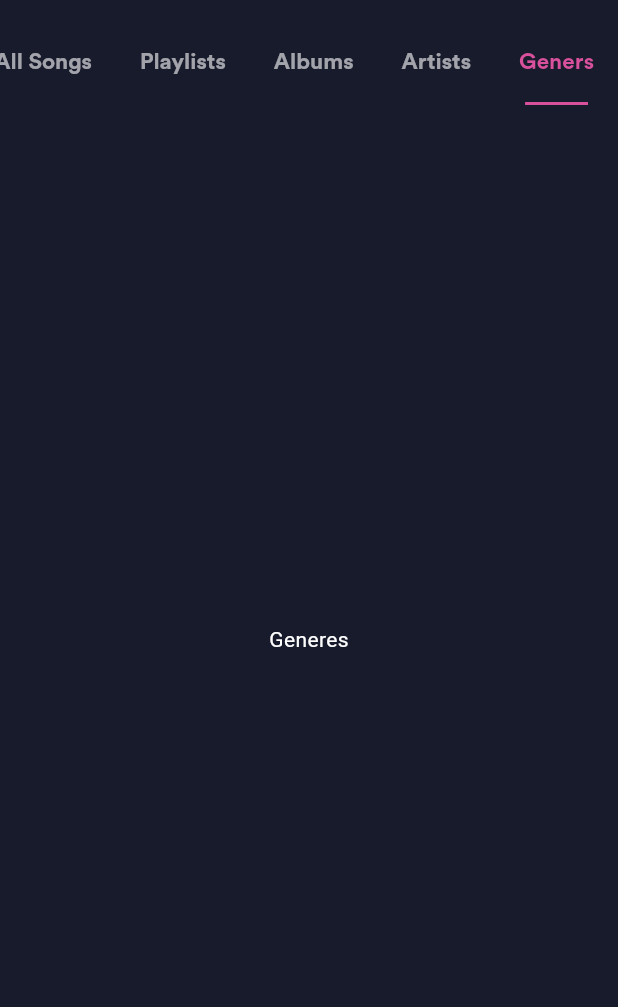
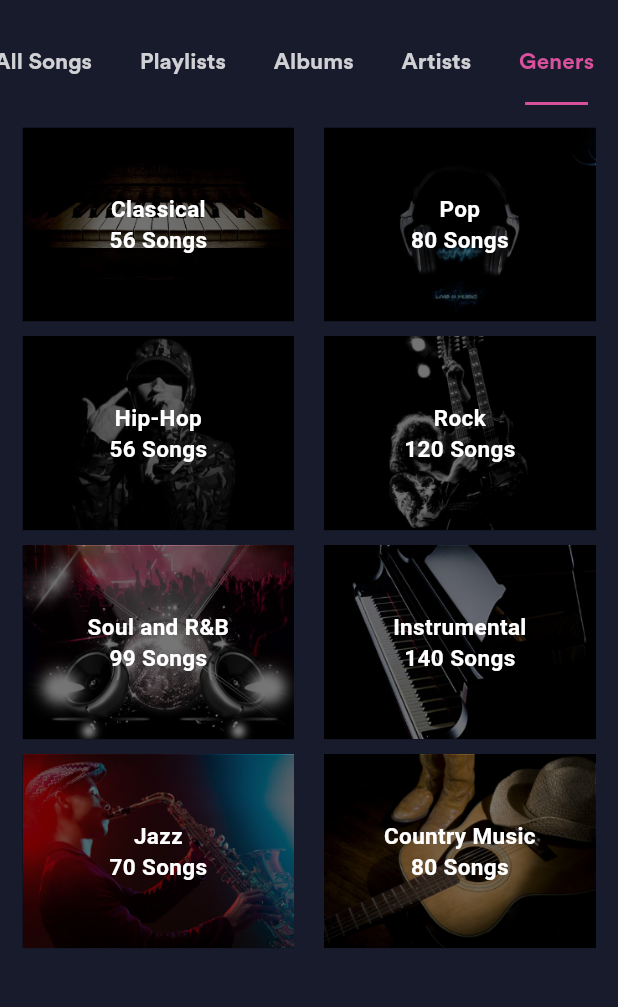
Before and after one commit to DipakSingh0/Music_Player, a Flutter app: the SongsView screen opened directly, tab 5 chosen, on a phone screen of 412 x 824 dp, the part 63-1070 px from its top. Run offline on Flutter 3.47's test engine with Material 3 defaults, Android fonts, the phone set to English and light mode, and no system bars; our stand-ins replace flutter_rating_bar, get, sleek_circular_slider.

Commit message:
added main_music_player

```diff
--- a/lib/common_widgets/album_cell.dart
+++ b/lib/common_widgets/album_cell.dart
@@ -113,6 +113,7 @@ class AlbumCell extends StatelessWidget {
                   ),
                 ),
 
+
               ],
             ),
             const SizedBox(height: 4),
--- /dev/null
+++ b/lib/common_widgets/genre_cell.dart
@@ -0,0 +1,45 @@
+import 'package:flutter/material.dart';
+import 'package:music_player/common/color_extension.dart';
+
+class GenreCell extends StatelessWidget {
+  final Map genObj;
+  final VoidCallback onPressed;
+
+  const GenreCell({super.key, required this.genObj, required this.onPressed});
+
+  @override
+  Widget build(BuildContext context) {
+    return Stack(
+      alignment: Alignment.center,
+      children: [
+        Image.asset(
+          genObj["image"],
+          width: double.maxFinite,
+          height: double.maxFinite,
+          fit: BoxFit.cover,
+        ),
+        Container(
+          color: Colors.black54,
+          width: double.maxFinite,
+          height: double.maxFinite,
+        ),
+        Column(
+          mainAxisSize: MainAxisSize.min,
+          crossAxisAlignment: CrossAxisAlignment.center,
+          children: [
+            Text(genObj["name"],
+                style: TextStyle(
+                    color: TColor.primaryText,
+                    fontSize: 15,
+                    fontWeight: FontWeight.w700)),
+            Text(genObj["songs"],
+                style: TextStyle(
+                    color: TColor.primaryText,
+                    fontSize: 15,
+                    fontWeight: FontWeight.w600)),
+          ],
+        ),
+      ],
+    );
+  }
+}
--- a/lib/view/songs/all_songs_view.dart
+++ b/lib/view/songs/all_songs_view.dart
@@ -1,8 +1,10 @@
 import 'package:flutter/material.dart';
+import 'package:get/get.dart';
 import 'package:get/get_core/src/get_main.dart';
 import 'package:get/get_instance/get_instance.dart';
 import 'package:get/get_state_manager/src/rx_flutter/rx_obx_widget.dart';
 import 'package:music_player/common_widgets/all_song_row.dart';
+import 'package:music_player/view/main_player/main_player_view.dart';
 import 'package:music_player/view_model/all_songs_view_model.dart';
 
 class AllSongsView extends StatefulWidget {
@@ -29,7 +31,9 @@ class _AllSongsViewState extends State<AllSongsView> {
               return AllSongsRow(
                 sObj: sObj,
                 onPressed: () {},
-            onPressedPlay: () {}
+            onPressedPlay: () {
+              Get.to(() => const MainPlayerView());
+            }
             );
         })
       )
--- /dev/null
+++ b/lib/view/songs/generes_view.dart
@@ -0,0 +1,42 @@
+import 'package:flutter/material.dart';
+import 'package:get/get.dart';
+import 'package:music_player/common_widgets/genre_cell.dart';
+import 'package:music_player/view_model/genres_view_model.dart';
+
+class GeneresView extends StatefulWidget {
+  const GeneresView({super.key});
+
+  @override
+  State<GeneresView> createState() => _GeneresViewState();
+}
+
+class _GeneresViewState extends State<GeneresView> {
+
+  final genVM = Get.put(GenresViewModel());
+  @override
+  Widget build(BuildContext context) {
+    return Scaffold(
+      body:  Obx(
+        () => GridView.builder(
+          padding: const EdgeInsets.all(15),
+          gridDelegate: SliverGridDelegateWithFixedCrossAxisCount(
+            crossAxisCount: 2,
+            crossAxisSpacing: 20,
+            mainAxisSpacing: 10,
+            childAspectRatio: 1.4,
+          ),
+          itemCount: genVM.allList.length,
+          itemBuilder: (context, index) {
+            var genObj = genVM.allList[index];
+            return  GenreCell(
+              genObj: genObj,
+              onPressed: () {  },
+
+            ) ;
+
+          },
+        ),
+      ),
+    );
+  }
+}
--- a/lib/view/songs/songs_view.dart
+++ b/lib/view/songs/songs_view.dart
@@ -5,6 +5,7 @@ import 'package:music_player/common/color_extension.dart';
 import 'package:music_player/view/songs/album_view.dart';
 import 'package:music_player/view/songs/all_songs_view.dart';
 import 'package:music_player/view/songs/artists_view.dart';
+import 'package:music_player/view/songs/generes_view.dart';
 import 'package:music_player/view/songs/playlists_view.dart';
 import 'package:music_player/view_model/splash_view_model.dart';
 
@@ -15,7 +16,8 @@ class SongsView extends StatefulWidget {
   State<SongsView> createState() => _SongsViewState();
 }
 
-class _SongsViewState extends State<SongsView> with SingleTickerProviderStateMixin{
+class _SongsViewState extends State<SongsView>
+    with SingleTickerProviderStateMixin {
   TabController? controller;
   int selectTab = 0;
 
@@ -73,19 +75,21 @@ class _SongsViewState extends State<SongsView> with SingleTickerProviderStateMix
         body: Column(
           children: [
             SizedBox(
-              height: kToolbarHeight ,
+              height: kToolbarHeight,
               child: TabBar(
                 isScrollable: true,
                 indicatorPadding: EdgeInsets.symmetric(horizontal: 20),
                 controller: controller,
                 indicatorColor: TColor.focus,
+                unselectedLabelColor: TColor.primaryText80,
                 labelStyle: TextStyle(
                   color: TColor.focus,
-                  fontSize: 15 ,
+                  fontSize: 15,
                   fontWeight: FontWeight.w700,
+                  // unselectedLabelColor: TColor.primaryText80,
                 ),
                 unselectedLabelStyle: TextStyle(
-                  color: TColor.primaryText60,
+                  color: TColor.primaryText80,
                   fontSize: 15,
                   fontWeight: FontWeight.w600,
                 ),
@@ -97,40 +101,31 @@ class _SongsViewState extends State<SongsView> with SingleTickerProviderStateMix
                   Tab(
                     text: "Playlists",
                     // height: 25,
-
                   ),
                   Tab(
                     text: "Albums",
                     // height: 25,
-
                   ),
                   Tab(
                     text: "Artists",
                     // height: 25,
-
                   ),
                   Tab(
                     text: "Geners",
                     // height: 25,
-
                   ),
                 ],
               ),
             ),
-
             Expanded(
-            child: TabBarView(
-              controller: controller,
-              children: const [
+              child: TabBarView(controller: controller, children: const [
                 AllSongsView(),
                 PlaylistsView(),
                 AlbumsView(),
                 ArtistsView(),
-                 Center(child: Text("Generes")),
+                GeneresView(),
               ]),
-
             )
-
           ],
         ));
   }
--- /dev/null
+++ b/lib/view_model/genres_view_model.dart
@@ -0,0 +1,47 @@
+import 'package:get/get.dart';
+
+class GenresViewModel extends GetxController {
+  final allList = [
+    {
+      "image": "assets/img/gen_1.png",
+      "name": "Classical",
+      "songs": "56 Songs"
+    },
+    {
+      "image": "assets/img/gen_2.png",
+      "name": "Pop",
+      "songs": "80 Songs"
+    },
+    {
+      "image": "assets/img/gen_3.png",
+      "name": "Hip-Hop",
+      "songs": "56 Songs"
+    },
+    {
+      "image": "assets/img/gen_4.png",
+      "name": "Rock",
+      "songs": "120 Songs"
+    },
+    {
+      "image": "assets/img/gen_5.png",
+      "name": "Soul and R&B",
+      "songs": "99 Songs"
+    },
+    {
+      "image": "assets/img/gen_6.png",
+      "name": "Instrumental",
+      "songs": "140 Songs"
+    },
+
+    {
+      "image": "assets/img/gen_7.png",
+      "name": "Jazz",
+      "songs": "70 Songs"
+    },
+    {
+      "image": "assets/img/gen_8.png",
+      "name": "Country Music",
+      "songs": "80 Songs"
+    }
+  ].obs;
+}
--- a/pubspec.yaml
+++ b/pubspec.yaml
@@ -14,6 +14,7 @@ dependencies:
   cupertino_icons: ^1.0.8
   get: ^4.7.2
   flutter_rating_bar: ^4.0.1
+  sleek_circular_slider: ^2.0.1
 
 dev_dependencies:
   flutter_test:
```
Also changed, not shown: lib/common_widgets/player_bottom_button.dart (added, +41 -0 lines), lib/view/main_player/main_player_view.dart (added, +310 -0 lines), pubspec.lock. Lines whose indentation alone changed are shown as unchanged.
